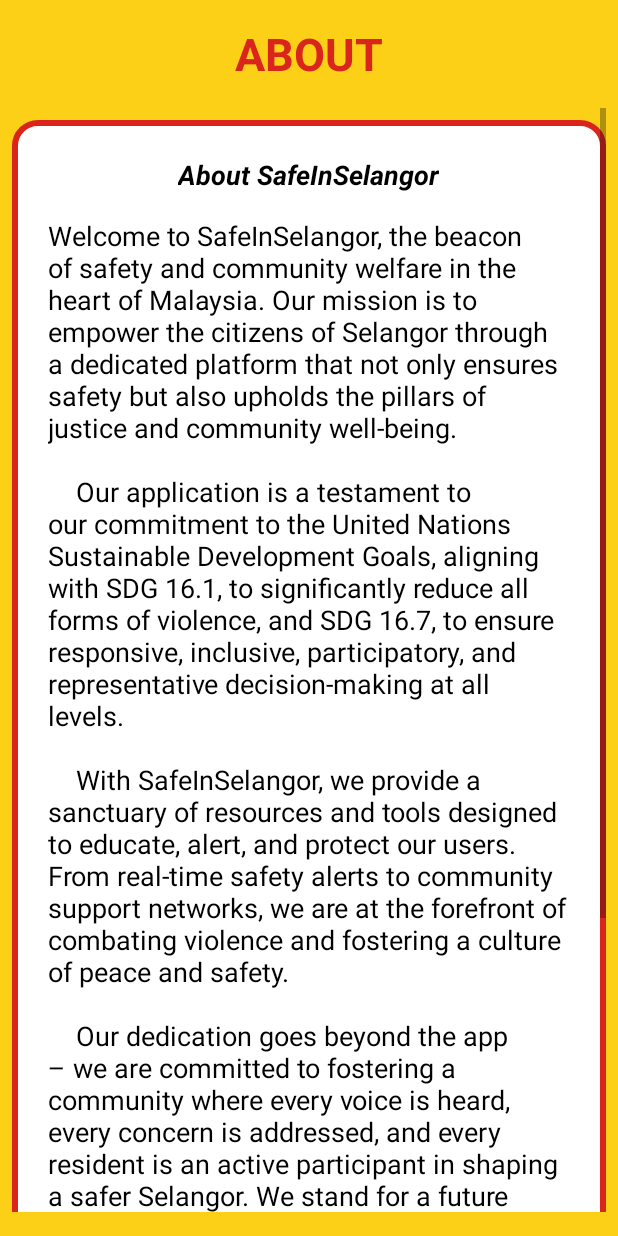
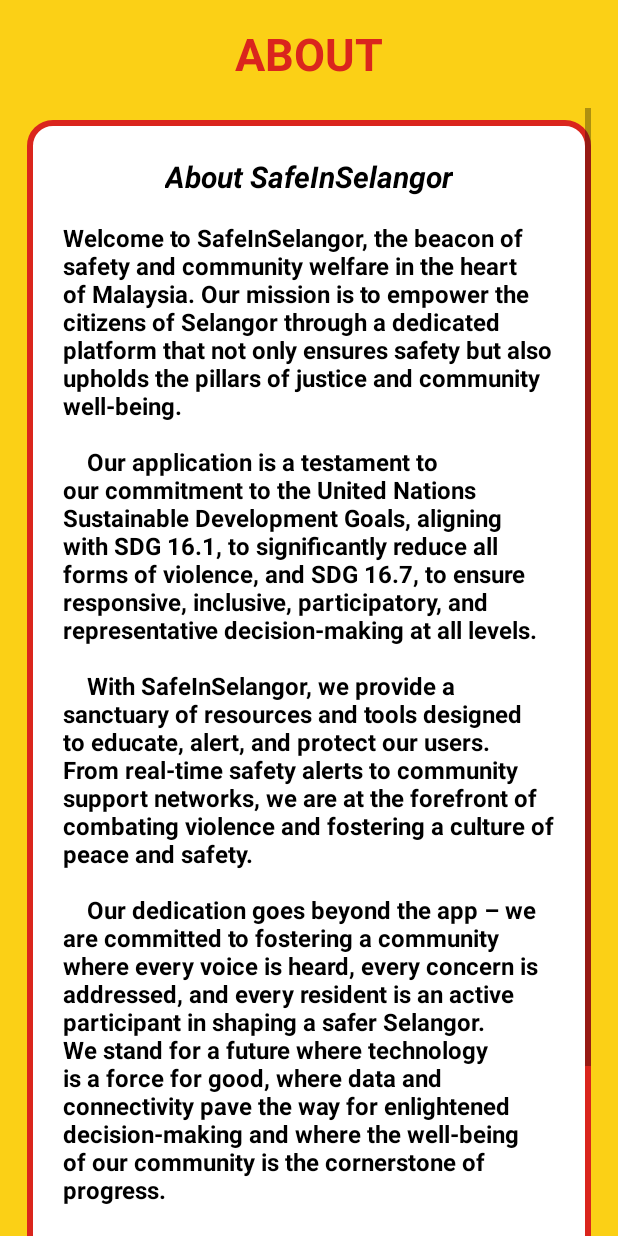
Before and after one commit to fakhrulfaiz/SaveInSelangor, an Android app: the fragment AboutFragment shown on its own in the app's theme, on a phone screen of 412 x 824 dp. Run offline under Robolectric (Android 15) with nearby library versions, the phone set to English and light mode, and no system bars; network calls fail.

Commit message:
Fragment About Added

```diff
--- a/app/src/main/java/com/example/assignment/AccountSettingsFragment.java
+++ b/app/src/main/java/com/example/assignment/AccountSettingsFragment.java
@@ -88,7 +88,7 @@ public class AccountSettingsFragment extends Fragment {
         deactivateBtn.setOnClickListener(new View.OnClickListener() {
             @Override
             public void onClick(View view) {
-                // Handle DEACTIVATE ACCOUNT button click
+                Navigation.findNavController(view).navigate(R.id.deactivateFragment);
             }
         });
 
--- a/app/src/main/res/drawable/bg_search_view.xml
+++ b/app/src/main/res/drawable/bg_search_view.xml
@@ -7,8 +7,8 @@
 
     <!-- Holo Purple Stroke -->
     <stroke
-        android:width="3dp"
-        android:color="#33B5E5" /> <!-- Use the appropriate holo purple color code -->
+        android:width="2dp"
+        android:color="@color/lightgray" /> <!-- Use the appropriate holo purple color code -->
 
     <!-- Corner Border Radius -->
     <corners android:radius="8dp" />
--- a/app/src/main/res/layout/fragment_about.xml
+++ b/app/src/main/res/layout/fragment_about.xml
@@ -17,6 +17,7 @@
         android:textColor="@color/red_theme_color"
         android:layout_centerHorizontal="true"
         android:layout_marginTop="15dp"
+
         />
 
     <ScrollView
@@ -24,15 +25,21 @@
         android:layout_height="match_parent"
         android:layout_below="@id/textViewAboutTitle"
         android:layout_marginTop="8dp"
-        android:layout_marginBottom="8dp"
-        android:padding="8dp">
+        android:layout_marginStart="10dp"
+        android:layout_marginEnd="10dp"
+        android:paddingEnd="8dp"
+        android:paddingStart="8dp"
+        android:paddingTop="8dp">
 
         <LinearLayout
             android:layout_width="match_parent"
             android:layout_height="wrap_content"
             android:orientation="vertical"
             android:padding="16dp"
-            android:layout_marginBottom="16dp"
+            android:paddingStart="16dp"
+            android:paddingTop="16dp"
+            android:paddingEnd="16dp"
+            android:layout_marginBottom="100dp"
             android:layout_marginTop="8dp"
             android:background="@drawable/about_background_shape">
             <TextView
@@ -43,7 +50,7 @@
                 android:padding="8dp"
                 android:text="About SafeInSelangor"
                 android:textColor="@color/black"
-                android:textSize="18sp"
+                android:textSize="20sp"
                 android:textStyle="bold|italic" />
 
             <TextView
@@ -51,9 +58,10 @@
                 android:layout_width="match_parent"
                 android:layout_height="wrap_content"
                 android:padding="8dp"
+                android:textStyle="bold"
                 android:text="@string/about_description"
                 android:textColor="@color/black"
-                android:textSize="18sp" />
+                android:textSize="16sp" />
         </LinearLayout>
     </ScrollView>
 </RelativeLayout>
--- a/app/src/main/res/values/strings.xml
+++ b/app/src/main/res/values/strings.xml
@@ -56,5 +56,6 @@ and feel safe </string>
 
     Join us on this journey. Together, we can achieve the vision of SDG 16 – to promote peaceful and inclusive societies for sustainable development, provide access to justice for all, and build effective, accountable institutions at all levels."
 </string>
+    <string name="deactivate_text">Are you sure you want to deactivate your account?\n\n You’re about to start the process of deactivating your SafeInSelangor account, your public profile won’t be viewable after deactivation.</string>
 
 </resources>
```
Also changed, not shown: app/src/main/java/com/example/assignment/DeactivateFragment.java (added, +125 -0 lines), app/src/main/java/com/example/assignment/SettingsFragment.java (+7 -0 lines).
